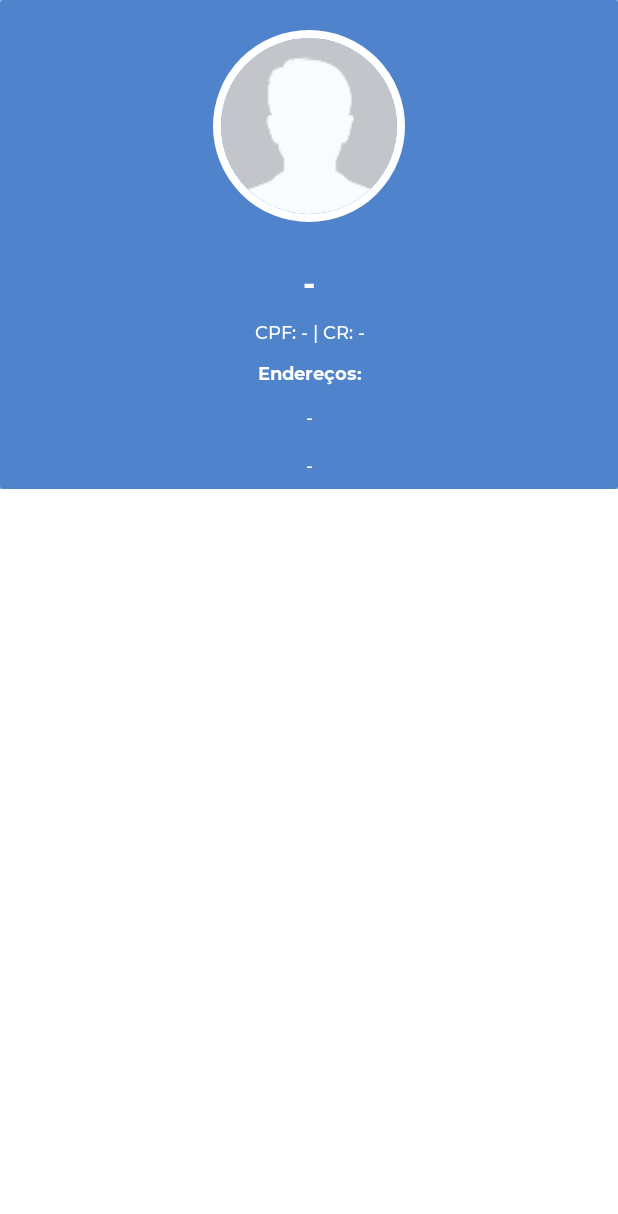
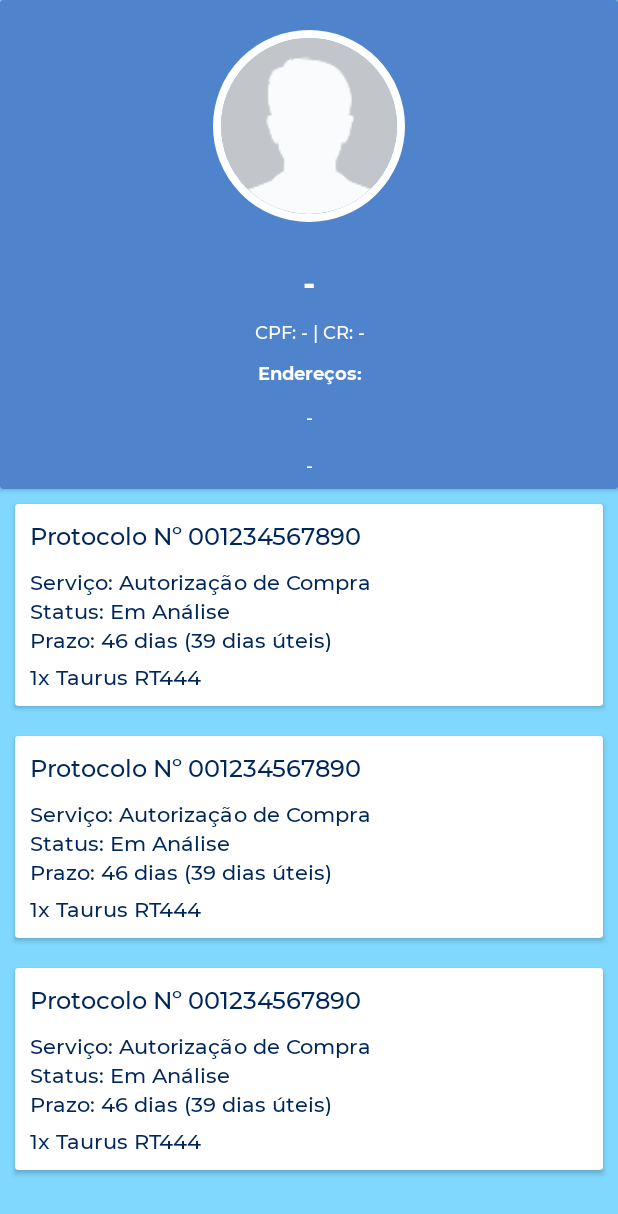
Before and after one commit to Wolfterro/CRManager-App, an Android app: the layout activity_main.xml on its own in the app's theme, with its tools: preview values and no code run, on a phone screen of 412 x 824 dp. Shown: the top 1214 px of the screen. Run offline under Robolectric (Android 15) with nearby library versions, the light colour scheme and no system bars.

Commit message:
Adding process list layout and adapter

```diff
--- a/app/src/main/java/com/github/wolfterro/crmanager/utils/Utils.java
+++ b/app/src/main/java/com/github/wolfterro/crmanager/utils/Utils.java
@@ -9,8 +9,8 @@ public class Utils {
     public static boolean isDebug = true;
     public static String BASE_URL = getBaseURL();
 
-    public static String USER_PROFILE_ID = null;
-    public static String API_KEY = null;
+    public static String USER_PROFILE_ID = null; // "8"
+    public static String API_KEY = null; // "0802048490c5e5f6e56581360484c8eb9c41de4e";
 
     /* Public Methods */
     public static boolean isLogged() {
--- a/app/src/main/res/layout/activity_main.xml
+++ b/app/src/main/res/layout/activity_main.xml
@@ -4,6 +4,8 @@
     xmlns:tools="http://schemas.android.com/tools"
     android:layout_width="match_parent"
     android:layout_height="match_parent"
+    android:background="@color/crmanager_colorPrimaryAlt"
+    android:backgroundTint="@color/crmanager_colorPrimaryAlt"
     tools:context=".MainActivity">
 
     <ScrollView
@@ -13,8 +15,7 @@
         <LinearLayout
             android:layout_width="match_parent"
             android:layout_height="wrap_content"
-            android:orientation="vertical"
-            android:background="@color/crmanager_colorPrimaryAlt">
+            android:orientation="vertical">
 
             <androidx.cardview.widget.CardView
                 android:layout_width="match_parent"
@@ -95,20 +96,13 @@
                 </LinearLayout>
             </androidx.cardview.widget.CardView>
 
-            <androidx.cardview.widget.CardView
+            <androidx.recyclerview.widget.RecyclerView
+                android:id="@+id/processListRecyclerView"
                 android:layout_width="match_parent"
-                android:layout_height="match_parent">
-
-                <LinearLayout
-                    android:id="@+id/processListLayout"
-                    android:layout_width="match_parent"
-                    android:layout_height="match_parent"
-                    android:orientation="vertical">
-
-                    <!-- Insert process cards here! -->
-
-                </LinearLayout>
-            </androidx.cardview.widget.CardView>
+                android:layout_height="match_parent"
+                android:background="@color/crmanager_colorPrimaryAlt"
+                android:backgroundTint="@color/crmanager_colorPrimaryAlt"
+                tools:listitem="@layout/process_list_view"/>
 
         </LinearLayout>
 
--- /dev/null
+++ b/app/src/main/res/layout/process_list_view.xml
@@ -0,0 +1,75 @@
+<?xml version="1.0" encoding="utf-8"?>
+<RelativeLayout xmlns:tools="http://schemas.android.com/tools"
+    xmlns:android="http://schemas.android.com/apk/res/android"
+    android:id="@+id/processListRelativeLayout"
+    android:layout_width="match_parent"
+    android:layout_height="wrap_content"
+    android:background="@color/crmanager_colorPrimaryAlt">
+
+    <androidx.cardview.widget.CardView
+        android:layout_width="match_parent"
+        android:layout_height="wrap_content"
+        android:layout_marginLeft="10dp"
+        android:layout_marginRight="10dp"
+        android:layout_marginTop="10dp"
+        android:layout_marginBottom="10dp"
+        android:backgroundTint="@color/white">
+
+        <LinearLayout
+            android:id="@+id/processInstanceLinearLayout"
+            android:layout_width="match_parent"
+            android:layout_height="match_parent"
+            android:layout_margin="10dp"
+            android:orientation="vertical">
+
+            <TextView
+                android:id="@+id/processInstanceProtocolNumber"
+                android:layout_width="wrap_content"
+                android:layout_height="wrap_content"
+                android:fontFamily="@font/montserrat_medium"
+                android:textColor="@color/crmanager_colorPrimaryDark"
+                android:textSize="16sp"
+                android:layout_marginBottom="10dp"
+                tools:text="Protocolo Nº 001234567890" />
+
+            <TextView
+                android:id="@+id/processInstanceProcessType"
+                android:layout_width="wrap_content"
+                android:layout_height="wrap_content"
+                android:fontFamily="@font/montserrat_medium"
+                android:textColor="@color/crmanager_colorPrimaryDark"
+                android:textSize="14sp"
+                tools:text="Serviço: Autorização de Compra" />
+
+            <TextView
+                android:id="@+id/processInstanceProcessStatus"
+                android:layout_width="wrap_content"
+                android:layout_height="wrap_content"
+                android:fontFamily="@font/montserrat_medium"
+                android:textColor="@color/crmanager_colorPrimaryDark"
+                android:textSize="14sp"
+                tools:text="Status: Em Análise" />
+
+            <TextView
+                android:id="@+id/processInstanceProcessDates"
+                android:layout_width="wrap_content"
+                android:layout_height="wrap_content"
+                android:fontFamily="@font/montserrat_medium"
+                android:textColor="@color/crmanager_colorPrimaryDark"
+                android:textSize="14sp"
+                tools:text="Prazo: 46 dias (39 dias úteis)" />
+
+            <TextView
+                android:id="@+id/processInstanceProcessPCE"
+                android:layout_width="wrap_content"
+                android:layout_height="wrap_content"
+                android:fontFamily="@font/montserrat_medium"
+                android:textColor="@color/crmanager_colorPrimaryDark"
+                android:textSize="14sp"
+                android:layout_marginTop="5dp"
+                tools:text="1x Taurus RT444" />
+        </LinearLayout>
+
+    </androidx.cardview.widget.CardView>
+
+</RelativeLayout>
```
Also changed, not shown: app/src/main/java/com/github/wolfterro/crmanager/MainActivity.java (+8 -1 lines), app/src/main/java/com/github/wolfterro/crmanager/adapters/ProcessListAdapter.java (added, +98 -0 lines), app/src/main/java/com/github/wolfterro/crmanager/adapters/ProcessViewHolder.java (added, +27 -0 lines), app/src/main/java/com/github/wolfterro/crmanager/process/Process.java (+15 -10 lines), app/src/main/res/layout/process_list_view_final.xml (added, +62 -0 lines).
